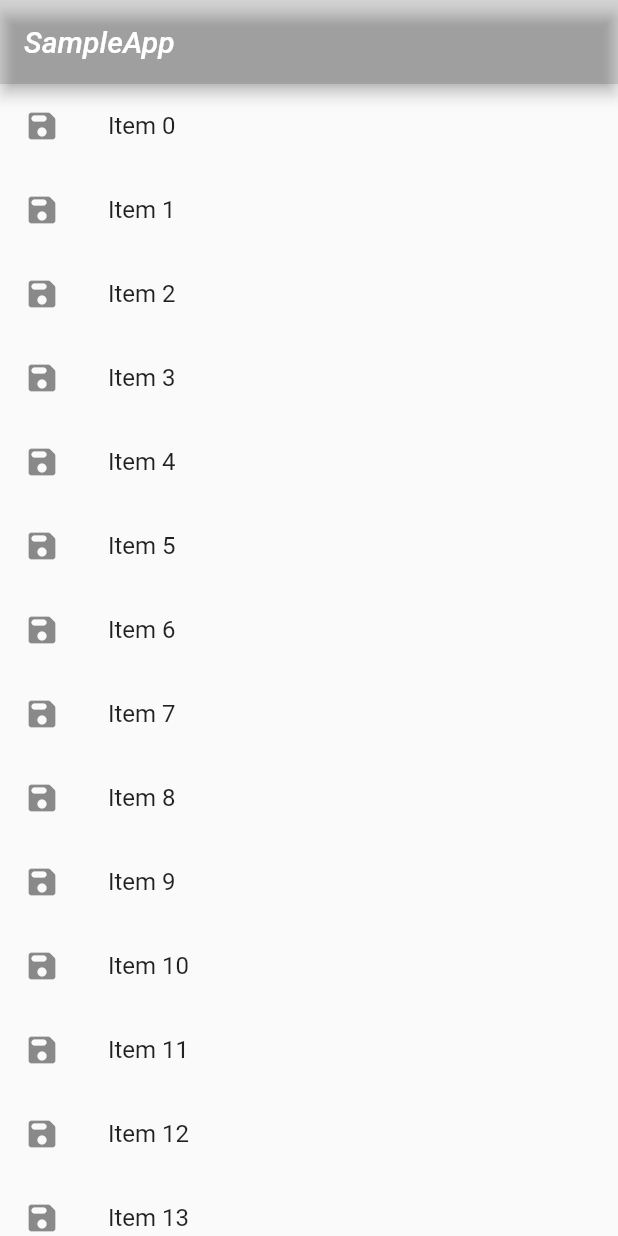
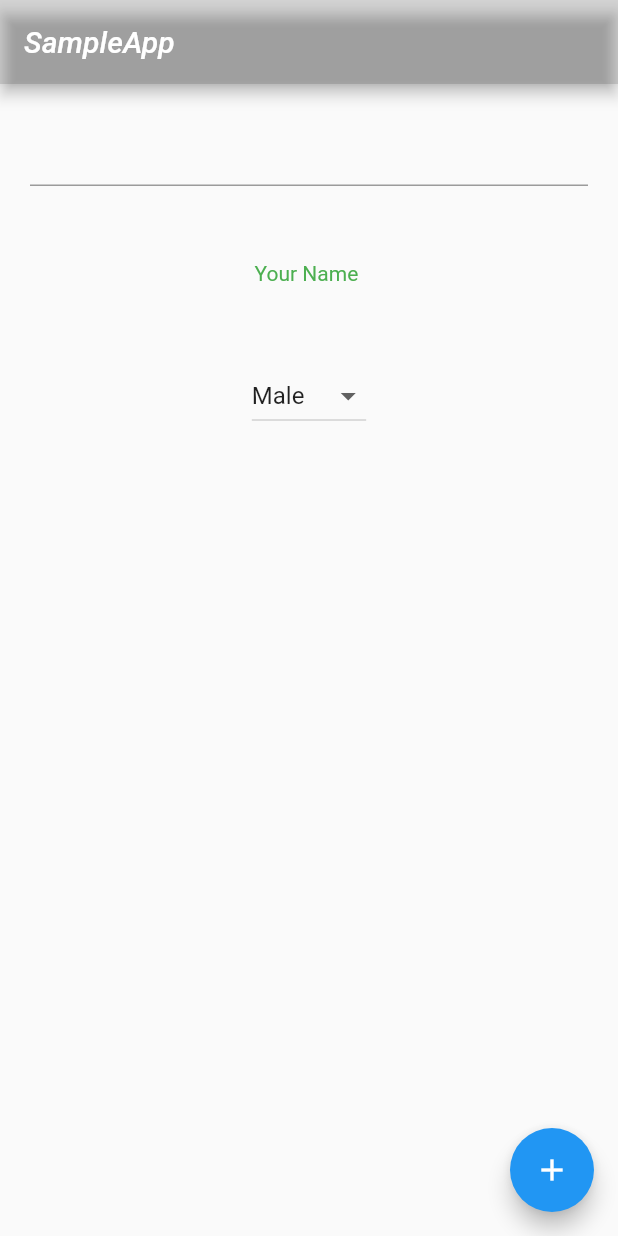
Before and after one commit to saimadhav1825/flutter_prep, a Flutter app: the screen it shows after launch, on a phone screen of 412 x 824 dp. Run offline on Flutter 3.47's test engine with Material 2 defaults, Android fonts, the phone set to English and light mode, and no system bars.

Commit message:
row,column ,alert dialog,button,list view

```diff
--- a/lib/main.dart
+++ b/lib/main.dart
@@ -1,5 +1,5 @@
 import 'package:flutter/material.dart';
-import 'package:flutterpreparation/samplescreenui/list_view_screen.dart';
+import 'package:flutterpreparation/samplescreenui/login_screen.dart';
 
 void main() {
   runApp(SampleApp());
@@ -17,6 +17,13 @@ class SampleApp extends StatelessWidget {
                       TextStyle(fontStyle: FontStyle.italic, fontSize: 20.0)),
               backgroundColor: Colors.black12,
             ),
-            body: ListViewScreen()));
+            body: LoginScreen(),
+            floatingActionButton: FloatingActionButton(
+              onPressed: () {
+                debugPrint("FAB clicked");
+              },
+              tooltip: 'Add One More Item',
+              child: const Icon(Icons.add),
+            )));
   }
 }
--- /dev/null
+++ b/lib/samplescreenui/login_screen.dart
@@ -0,0 +1,60 @@
+import 'package:flutter/material.dart';
+
+class LoginScreen extends StatefulWidget {
+  @override
+  State<StatefulWidget> createState() {
+    return _LoginScreenState();
+  }
+}
+
+class _LoginScreenState extends State<LoginScreen> {
+  String userName = "";
+  String? _gender = "Male";
+  final _genderList = ["Male", "Female", "Other"];
+
+  @override
+  Widget build(BuildContext context) {
+    return Column(
+      children: <Widget>[
+        Padding(
+          padding: EdgeInsets.all(20.0),
+          child: TextField(
+            onSubmitted: (String name) {
+              setState(() {
+                userName = name;
+              });
+            },
+          ),
+        ),
+        Padding(
+          padding: EdgeInsets.all(30.0),
+          child: Text(
+            "Your Name $userName",
+            style: const TextStyle(color: Colors.green),
+          ),
+        ),
+        Padding(
+          padding: EdgeInsets.all(20.0),
+          child: DropdownButton<String>(
+            onChanged: (String? newValueSelected) {
+              _onDropDownItemSelected(newValueSelected);
+            },
+            items: _genderList.map((String dropDownStringItem) {
+              return DropdownMenuItem<String>(
+                value: dropDownStringItem,
+                child: Text(dropDownStringItem),
+              );
+            }).toList(),
+            value: _gender,
+          ),
+        )
+      ],
+    );
+  }
+
+  void _onDropDownItemSelected(String? newValueSelected) {
+    setState(() {
+      this._gender = newValueSelected;
+    });
+  }
+}
```
Also changed, not shown: lib/samplescreenui/list_view_screen.dart (+16 -7 lines), lib/samplescreenui/image_screen.dart (line endings or trailing spaces).
